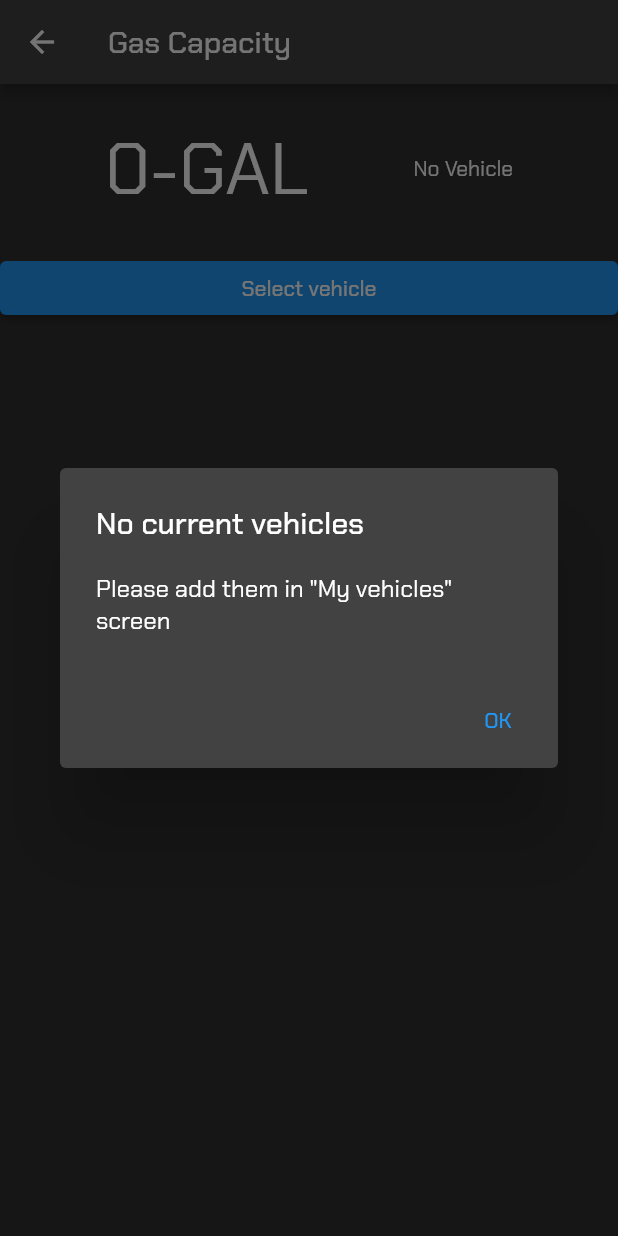
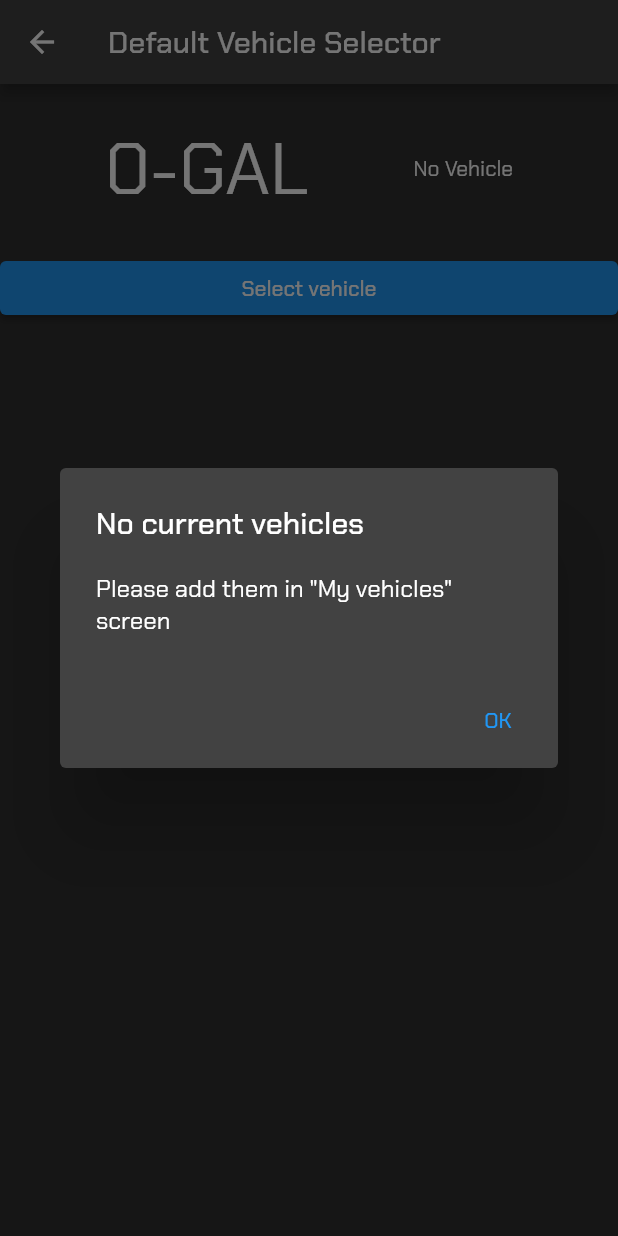
Before and after one commit to navirobayo/venom, a Flutter app: the GasCapacity screen opened directly, after a tap on "Select vehicle", on a phone screen of 412 x 824 dp. Run offline on Flutter 3.47's test engine with Material 2 defaults, Android fonts, the phone set to English and light mode, and no system bars; our stand-ins replace circular_countdown_timer, flutter_time_picker_spinner, google_fonts, sqflite; accounts and stored records are empty.

Commit message:
Databases sync

```diff
--- a/venom/lib/presentation/settings_screen/gas_capacity.dart
+++ b/venom/lib/presentation/settings_screen/gas_capacity.dart
@@ -11,35 +11,36 @@ class GasCapacity extends StatefulWidget {
 }
 
 class _GasCapacityState extends State<GasCapacity> {
-  late Vehicle _gasVehicle;
+  late Future<Vehicle> _defaultVehicleFuture;
 
   @override
   void initState() {
     super.initState();
-    _getDefaultVehicle();
+    _defaultVehicleFuture = _getDefaultVehicle();
   }
 
-  Future<void> _getDefaultVehicle() async {
+  Future<Vehicle> _getDefaultVehicle() async {
     final defaultVehicleDatabase = DefaultVehicleDatabase.instance;
     final defaultVehicle = await defaultVehicleDatabase.defaultVehicle();
-    final gasVehicle = defaultVehicle != null
-        ? Vehicle(
+    final vehicle = Vehicle(
       name: defaultVehicle.vehicleName,
       tankCapacity: defaultVehicle.vehicleTankSize,
-          )
-        : Vehicle(name: '---', tankCapacity: '---');
-    setState(() {
-      _gasVehicle = gasVehicle;
-    });
+    );
+    return vehicle;
   }
 
   @override
   Widget build(BuildContext context) {
     return Scaffold(
       appBar: AppBar(
-        title: const Text("Gas Capacity"),
+        title: const Text("Default Vehicle Selector"),
       ),
-      body: ListView(
+      body: FutureBuilder<Vehicle>(
+        future: _defaultVehicleFuture,
+        builder: (context, snapshot) {
+          if (snapshot.hasData) {
+            final defaultVehicle = snapshot.data!;
+            return ListView(
               children: [
                 const SizedBox(
                   height: 25,
@@ -48,13 +49,13 @@ class _GasCapacityState extends State<GasCapacity> {
                   children: [
                     const Spacer(),
                     Text(
-                _gasVehicle.tankCapacity,
+                      defaultVehicle.tankCapacity,
                       style: const TextStyle(fontSize: 48.0),
                     ),
                     const Text("-GAL", style: TextStyle(fontSize: 48.0)),
                     const Spacer(),
                     Text(
-                _gasVehicle.name,
+                      defaultVehicle.name,
                     ),
                     const Spacer(),
                   ],
@@ -72,8 +73,8 @@ class _GasCapacityState extends State<GasCapacity> {
                         builder: (context) {
                           return AlertDialog(
                             title: const Text('No current vehicles'),
-                      content:
-                          const Text('Please add them in "My vehicles" screen'),
+                            content: const Text(
+                                'Please add them in "My vehicles" screen'),
                             actions: [
                               TextButton(
                                 onPressed: () {
@@ -122,7 +123,7 @@ class _GasCapacityState extends State<GasCapacity> {
                             .insertDefaultVehicle(defaultVehicle);
 
                         setState(() {
-                    _gasVehicle = selectedVehicle;
+                          _defaultVehicleFuture = Future.value(selectedVehicle);
                         });
                       }
                     }
@@ -130,6 +131,17 @@ class _GasCapacityState extends State<GasCapacity> {
                   child: const Text('Select vehicle'),
                 ),
               ],
+            );
+          } else if (snapshot.hasError) {
+            return const Center(
+              child: Text("Error"),
+            );
+          } else {
+            return const Center(
+              child: CircularProgressIndicator(),
+            );
+          }
+        },
       ),
     );
   }
```
Lines whose indentation alone changed are shown as unchanged.
